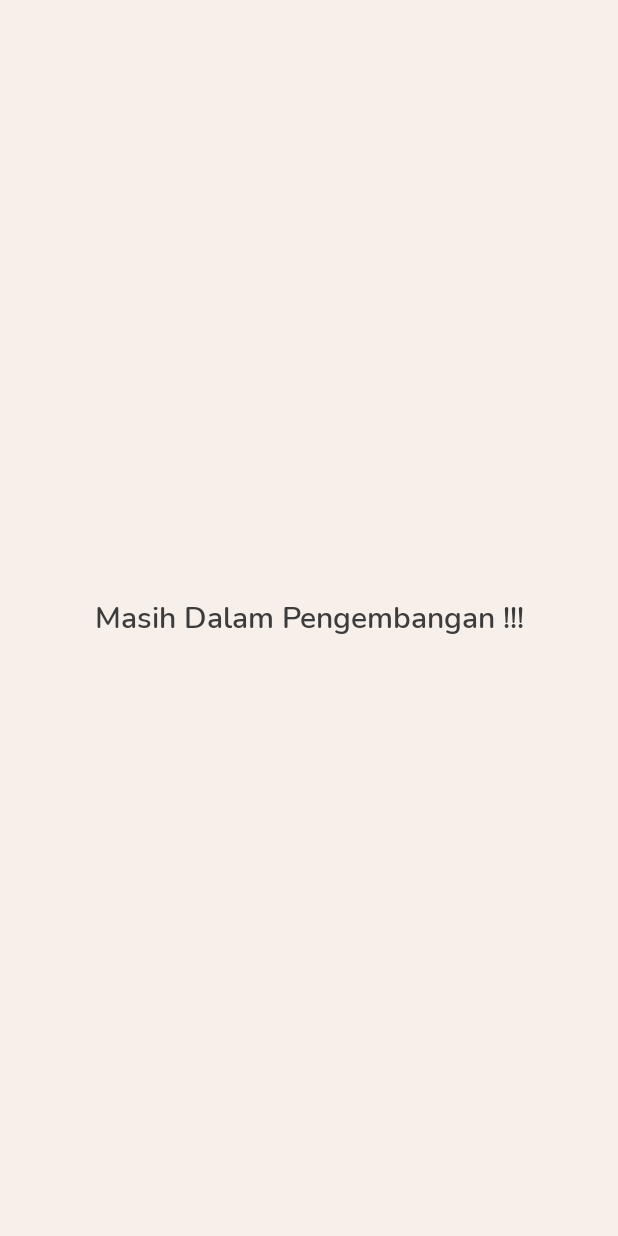
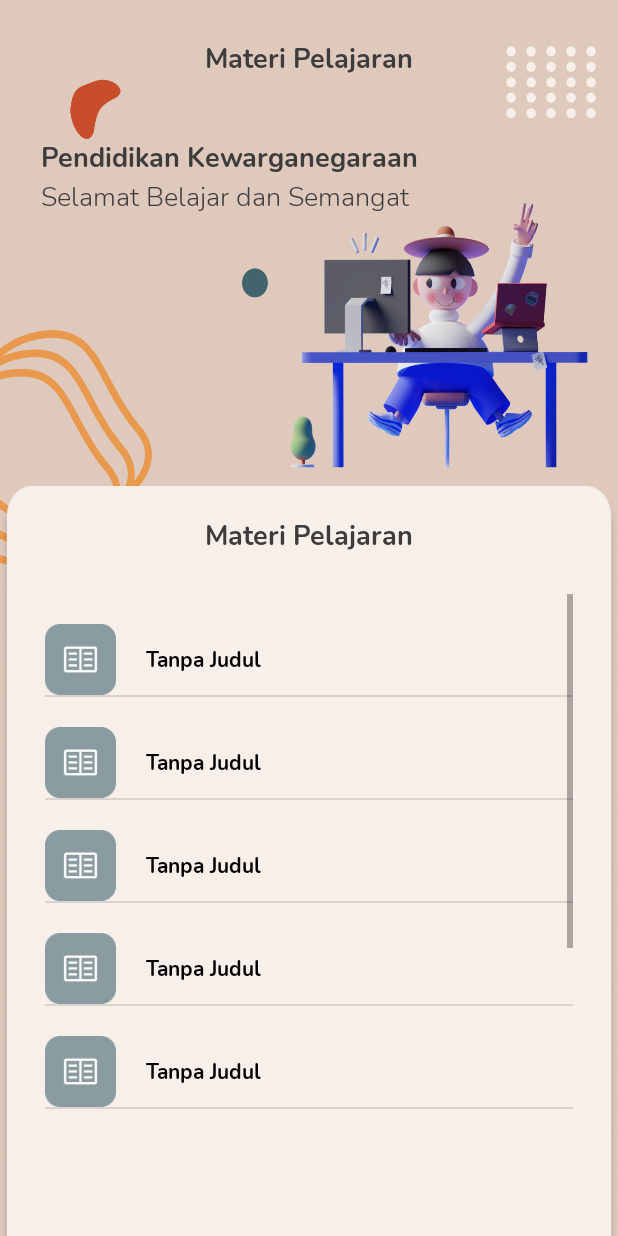
Before and after one commit to farisqlail/Zuperior, an Android app: the fragment BacaArtikel shown on its own in the app's theme, after a tap on "Pendidikan Kewarganegaraan", on a phone screen of 412 x 824 dp. Run offline under Robolectric (Android 15) with nearby library versions, the phone set to English and light mode, and no system bars.

Commit message:
penambahan SetListener

```diff
--- a/app/src/main/AndroidManifest.xml
+++ b/app/src/main/AndroidManifest.xml
@@ -16,7 +16,7 @@
             android:name=".Activity.artikel_kategori_mtk"
             android:exported="true" />
         <activity
-            android:name=".Activity.artikel_kategori_seni"
+            android:name=".Activity.artikel_kategori_pkn"
             android:exported="true" />
         <activity
             android:name=".Activity.artikel_kategori_ips"
--- a/app/src/main/java/com/example/sicapin/Activity/artikel_kategori_seni.java
+++ b/app/src/main/java/com/example/sicapin/Activity/artikel_kategori_pkn.java
@@ -8,7 +8,7 @@ import android.widget.ListView;
 import com.example.sicapin.R;
 import com.example.sicapin.itemObjectClass.item_artikel_kat;
 
-public class artikel_kategori_seni extends AppCompatActivity {
+public class artikel_kategori_pkn extends AppCompatActivity {
 
     ListView lv_kat_artikel;
     String[]  tv_lv     = {"Tanpa Judul", "Tanpa Judul", "Tanpa Judul", "Tanpa Judul", "Tanpa Judul", "Tanpa Judul", "Tanpa Judul", "Tanpa Judul"};
@@ -17,9 +17,9 @@ public class artikel_kategori_seni extends AppCompatActivity {
     @Override
     protected void onCreate(Bundle savedInstanceState) {
         super.onCreate(savedInstanceState);
-        setContentView(R.layout.activity_artikel_kategori_seni);
+        setContentView(R.layout.activity_artikel_kategori_pkn);
 
-        item_artikel_kat adapter = new item_artikel_kat(artikel_kategori_seni.this, tv_lv, ic_lv);
+        item_artikel_kat adapter = new item_artikel_kat(artikel_kategori_pkn.this, tv_lv, ic_lv);
         lv_kat_artikel = findViewById(R.id.lv_artikel);
 
         lv_kat_artikel.setAdapter(adapter);
--- a/app/src/main/java/com/example/sicapin/Fragmen/BacaArtikel.java
+++ b/app/src/main/java/com/example/sicapin/Fragmen/BacaArtikel.java
@@ -11,6 +11,9 @@ import android.view.View;
 import android.view.ViewGroup;
 
 import com.example.sicapin.Activity.artikel_kategori;
+import com.example.sicapin.Activity.artikel_kategori_ips;
+import com.example.sicapin.Activity.artikel_kategori_mtk;
+import com.example.sicapin.Activity.artikel_kategori_pkn;
 import com.example.sicapin.R;
 import com.example.sicapin.tes;
 
@@ -84,7 +87,7 @@ public class BacaArtikel extends Fragment {
         cv_ipsa.setOnClickListener(new View.OnClickListener() {
             @Override
             public void onClick(View view) {
-                Intent intent = new Intent(getActivity().getApplicationContext(), tes.class);
+                Intent intent = new Intent(getActivity().getApplicationContext(), artikel_kategori_ips.class);
                 startActivity(intent);
             }
         });
@@ -102,7 +105,7 @@ public class BacaArtikel extends Fragment {
         cv_mtka.setOnClickListener(new View.OnClickListener() {
             @Override
             public void onClick(View view) {
-                Intent intent = new Intent(getActivity().getApplicationContext(), tes.class);
+                Intent intent = new Intent(getActivity().getApplicationContext(), artikel_kategori_mtk.class);
                 startActivity(intent);
             }
         });
@@ -111,7 +114,7 @@ public class BacaArtikel extends Fragment {
         cv_pkna.setOnClickListener(new View.OnClickListener() {
             @Override
             public void onClick(View view) {
-                Intent intent = new Intent(getActivity().getApplicationContext(), tes.class);
+                Intent intent = new Intent(getActivity().getApplicationContext(), artikel_kategori_pkn.class);
                 startActivity(intent);
             }
         });
--- a/app/src/main/java/com/example/sicapin/itemObjectClass/item_artikel_kat_seni.java
+++ b/app/src/main/java/com/example/sicapin/itemObjectClass/item_artikel_kat_pkn.java
@@ -13,12 +13,12 @@ import androidx.annotation.NonNull;
 
 import com.example.sicapin.R;
 
-public class item_artikel_kat_seni extends ArrayAdapter {
+public class item_artikel_kat_pkn extends ArrayAdapter {
 
     private Activity context;
     private String[]  tv_lv ;
     private Integer[] ic_lv ;
-    public item_artikel_kat_seni(@NonNull Activity context, String[] tv_lv, Integer[] ic_lv) {
+    public item_artikel_kat_pkn(@NonNull Activity context, String[] tv_lv, Integer[] ic_lv) {
         super(context, R.layout.lv_item_kat_artikel, tv_lv);
 
         this.context = context;
--- a/app/src/main/res/layout/activity_artikel_kategori_seni.xml
+++ b/app/src/main/res/layout/activity_artikel_kategori_pkn.xml
@@ -33,7 +33,7 @@
             android:layout_marginLeft="27dp"
             android:layout_marginTop="40dp"
             android:fontFamily="@font/nunitbold"
-            android:text="Seni Budaya"
+            android:text="Pendidikan Kewarganegaraan"
             android:textColor="@color/primary"
             android:textSize="18dp"
             android:textStyle="bold" />
```
